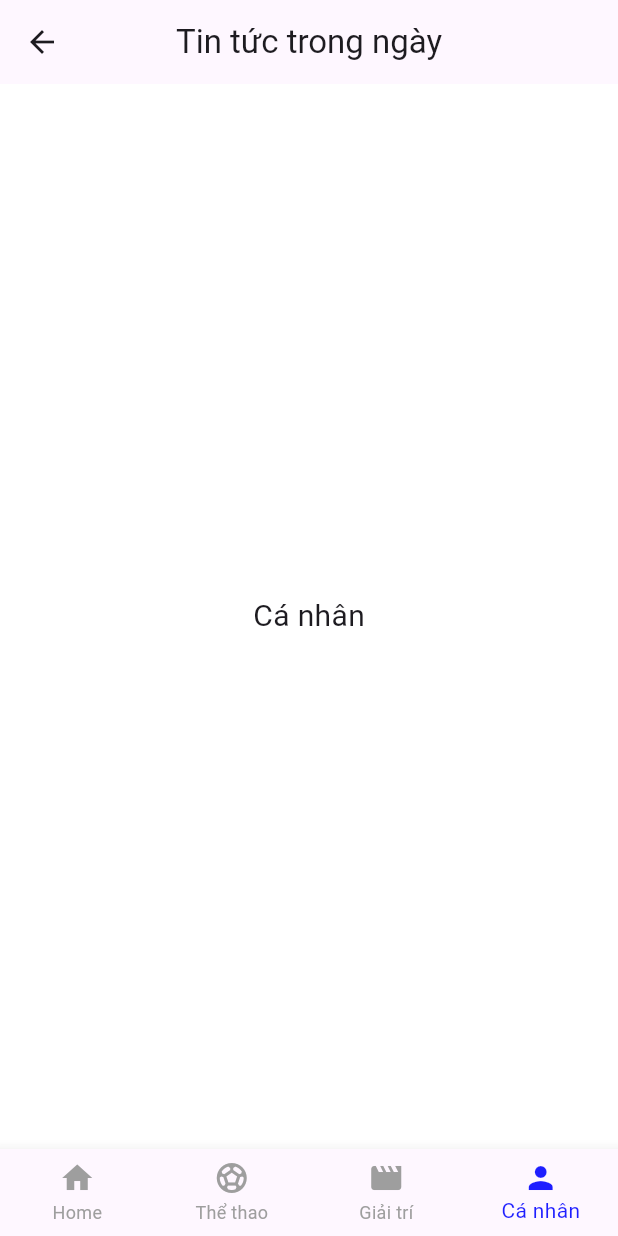
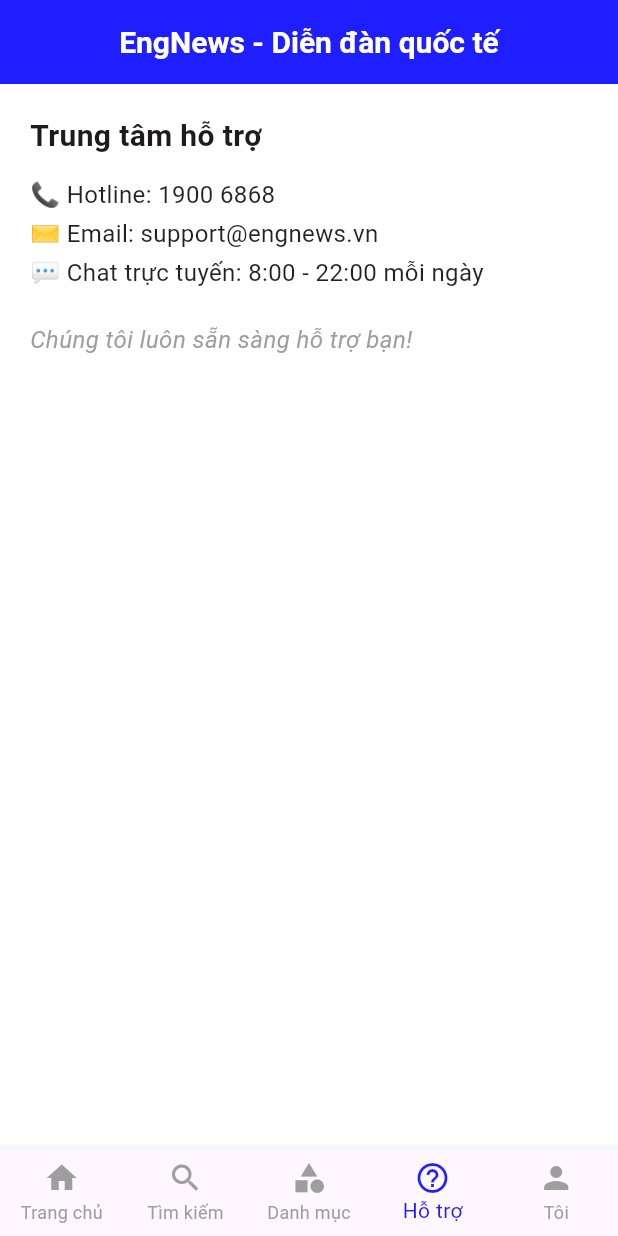
Before and after one commit to Truongson-erorr/Engnews_App, a Flutter app: the HomeScreen screen opened directly, item 4 of the bottom bar chosen, on a phone screen of 412 x 824 dp. Run offline on Flutter 3.47's test engine with Material 3 defaults, Android fonts, the light colour scheme and no system bars; our stand-ins replace cloud_firestore, firebase_auth, firebase_core; accounts and stored records are empty; network calls fail.

Commit message:
Update screens for users

```diff
--- a/lib/main.dart
+++ b/lib/main.dart
@@ -2,11 +2,11 @@
 import 'package:firebase_core/firebase_core.dart';
 import 'view/login_screen.dart';
 import 'firebase_options.dart';
+import 'view/home_screen.dart';
 
 void main() async {
   WidgetsFlutterBinding.ensureInitialized();
 
-  // Khởi tạo Firebase
   await Firebase.initializeApp(
     options: DefaultFirebaseOptions.currentPlatform,
   );
@@ -26,7 +26,7 @@
         colorScheme: ColorScheme.fromSeed(seedColor: Colors.deepPurple),
         useMaterial3: true,
       ),
-      home: const LoginScreen(),
+      home: const HomeScreen(),
     );
   }
 }
--- a/lib/view/home_screen.dart
+++ b/lib/view/home_screen.dart
@@ -1,6 +1,10 @@
 import 'package:flutter/material.dart';
+import 'package:caonientruongson/view/home_tab.dart';
+import '/view/search_tab.dart';
+import '/view/category_tab.dart';
+import '/view/support_tab.dart';
+import '/view/profile_tab.dart';
 
-/// Màn hình Home sau khi đăng nhập với BottomNavigationBar
 class HomeScreen extends StatefulWidget {
   const HomeScreen({super.key});
 
@@ -11,27 +15,36 @@
 class _HomeScreenState extends State<HomeScreen> {
   int _selectedIndex = 0;
 
-  static const List<Widget> _pages = <Widget>[
-    Center(child: Text("Trang chủ", style: TextStyle(fontSize: 20))),
-    Center(child: Text("Thể thao", style: TextStyle(fontSize: 20))),
-    Center(child: Text("Giải trí", style: TextStyle(fontSize: 20))),
-    Center(child: Text("Cá nhân", style: TextStyle(fontSize: 20))),
-  ];
-
   void _onItemTapped(int index) {
     setState(() {
       _selectedIndex = index;
     });
   }
 
+  final List<Widget> _pages = const [
+    HomeTab(),
+    SearchTab(),
+    CategoryTab(),
+    SupportTab(),
+    ProfileTab(),
+  ];
+
   @override
   Widget build(BuildContext context) {
     return Scaffold(
-      backgroundColor: const Color.fromARGB(255, 255, 255, 255),
+      backgroundColor: Colors.white,
       appBar: AppBar(
-        title: const Text("Tin tức trong ngày"),
+        title: const Text(
+          "EngNews - Diễn đàn quốc tế",
+          style: TextStyle(
+            fontSize: 20,
+            fontWeight: FontWeight.bold,
+          ),
+        ),
         centerTitle: true,
-        automaticallyImplyLeading: true,
+        automaticallyImplyLeading: false,
+        backgroundColor: Color.fromARGB(255, 30, 30, 255),
+        foregroundColor: Colors.white,
       ),
       body: _pages[_selectedIndex],
       bottomNavigationBar: BottomNavigationBar(
@@ -41,22 +54,11 @@
         unselectedItemColor: Colors.grey,
         onTap: _onItemTapped,
         items: const [
-          BottomNavigationBarItem(
-            icon: Icon(Icons.home),
-            label: "Home",
-          ),
-          BottomNavigationBarItem(
-            icon: Icon(Icons.sports_soccer),
-            label: "Thể thao",
-          ),
-          BottomNavigationBarItem(
-            icon: Icon(Icons.movie),
-            label: "Giải trí",
-          ),
-          BottomNavigationBarItem(
-            icon: Icon(Icons.person),
-            label: "Cá nhân",
-          ),
+          BottomNavigationBarItem(icon: Icon(Icons.home), label: "Trang chủ"),
+          BottomNavigationBarItem(icon: Icon(Icons.search), label: "Tìm kiếm"),
+          BottomNavigationBarItem(icon: Icon(Icons.category), label: "Danh mục"),
+          BottomNavigationBarItem(icon: Icon(Icons.help_outline), label: "Hỗ trợ"),
+          BottomNavigationBarItem(icon: Icon(Icons.person), label: "Tôi"),
         ],
       ),
     );
--- /dev/null
+++ b/lib/view/support_tab.dart
@@ -0,0 +1,31 @@
+import 'package:flutter/material.dart';
+
+class SupportTab extends StatelessWidget {
+  const SupportTab({super.key});
+
+  @override
+  Widget build(BuildContext context) {
+    return Padding(
+      padding: const EdgeInsets.all(20),
+      child: Column(
+        crossAxisAlignment: CrossAxisAlignment.start,
+        children: const [
+          Text(
+            "Trung tâm hỗ trợ",
+            style: TextStyle(fontSize: 20, fontWeight: FontWeight.bold),
+          ),
+          SizedBox(height: 12),
+          Text(
+            "📞 Hotline: 1900 6868\n✉️ Email: support@engnews.vn\n💬 Chat trực tuyến: 8:00 - 22:00 mỗi ngày",
+            style: TextStyle(fontSize: 16, color: Colors.black87, height: 1.6),
+          ),
+          SizedBox(height: 20),
+          Text(
+            "Chúng tôi luôn sẵn sàng hỗ trợ bạn!",
+            style: TextStyle(fontSize: 16, fontStyle: FontStyle.italic, color: Colors.grey),
+          ),
+        ],
+      ),
+    );
+  }
+}
```
Also changed, not shown: lib/navigation/animation.dart (added, +22 -0 lines), lib/navigation/navigation.dart (deleted, +0 -22 lines), lib/view/category_tab.dart (added, +35 -0 lines), lib/view/home_tab.dart (added, +72 -0 lines), lib/view/login_screen.dart (+54 -39 lines), lib/view/profile_tab.dart (added, +16 -0 lines), lib/view/search_tab.dart (added, +15 -0 lines), lib/firebase_options.dart.
